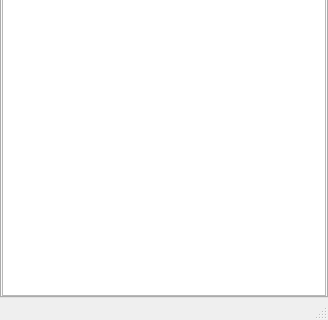
Qt form client/src/ui/mainwindow.ui (abomb4/biye) before a commit; both pictures show x 0 to 328 and y 278 to 598 of the 328 by 598 pixel window.
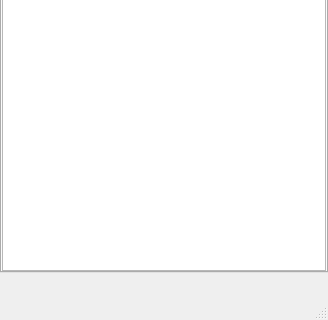
The same form after that commit. Icons and pictures are not drawn.

The edit to the form file:
```diff
--- a/client/src/ui/mainwindow.ui
+++ b/client/src/ui/mainwindow.ui
@@ -152,6 +152,30 @@
       </widget>
      </widget>
     </item>
+    <item>
+     <widget class="QWidget" name="c_self" native="true">
+      <property name="minimumSize">
+       <size>
+        <width>0</width>
+        <height>24</height>
+       </size>
+      </property>
+      <layout class="QVBoxLayout" name="verticalLayout_5">
+       <property name="leftMargin">
+        <number>0</number>
+       </property>
+       <property name="topMargin">
+        <number>0</number>
+       </property>
+       <property name="rightMargin">
+        <number>0</number>
+       </property>
+       <property name="bottomMargin">
+        <number>0</number>
+       </property>
+      </layout>
+     </widget>
+    </item>
    </layout>
   </widget>
   <widget class="QMenuBar" name="menubar">
```
